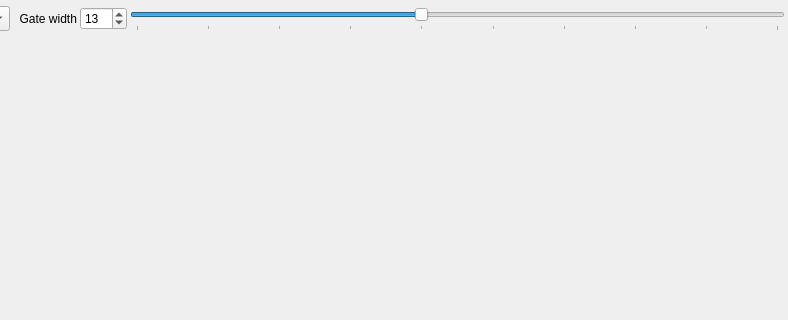
Qt form gui/plots/form_plot2d.ui (usnistgov/qpx-gamma) before a commit; both pictures show x 186 to 974 and y 0 to 320 of the 1117 by 691 pixel window.
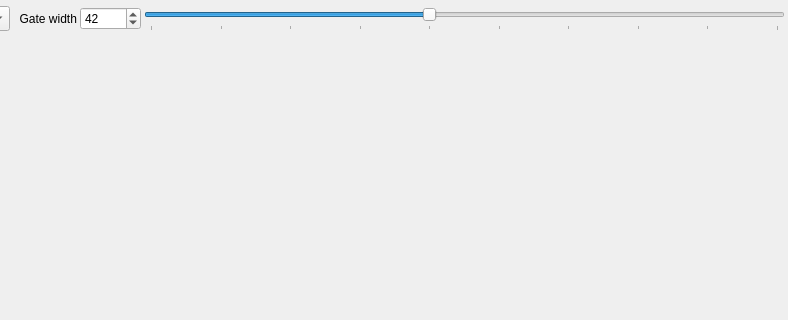
The same form after that commit. Icons and pictures are not drawn. Custom widgets are drawn as their Qt base class.

The edit to the form file:
```diff
--- a/gui/plots/form_plot2d.ui
+++ b/gui/plots/form_plot2d.ui
@@ -181,13 +181,13 @@
           <number>1</number>
          </property>
          <property name="maximum">
-          <number>999</number>
+          <number>65535</number>
          </property>
          <property name="singleStep">
           <number>2</number>
          </property>
          <property name="value">
-          <number>13</number>
+          <number>42</number>
          </property>
         </widget>
        </item>
```
Left out of the diff: 2 changed lines with no effect on the pictures.
